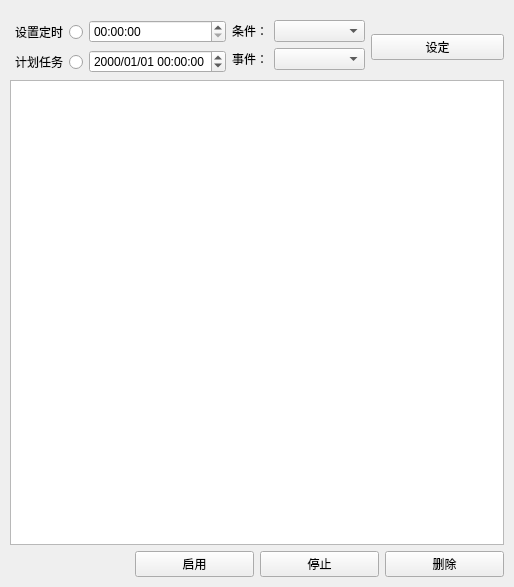
This is task/task.ui in muyulong/pi_gateway as Qt 5 draws it before an edit. The edited form follows.
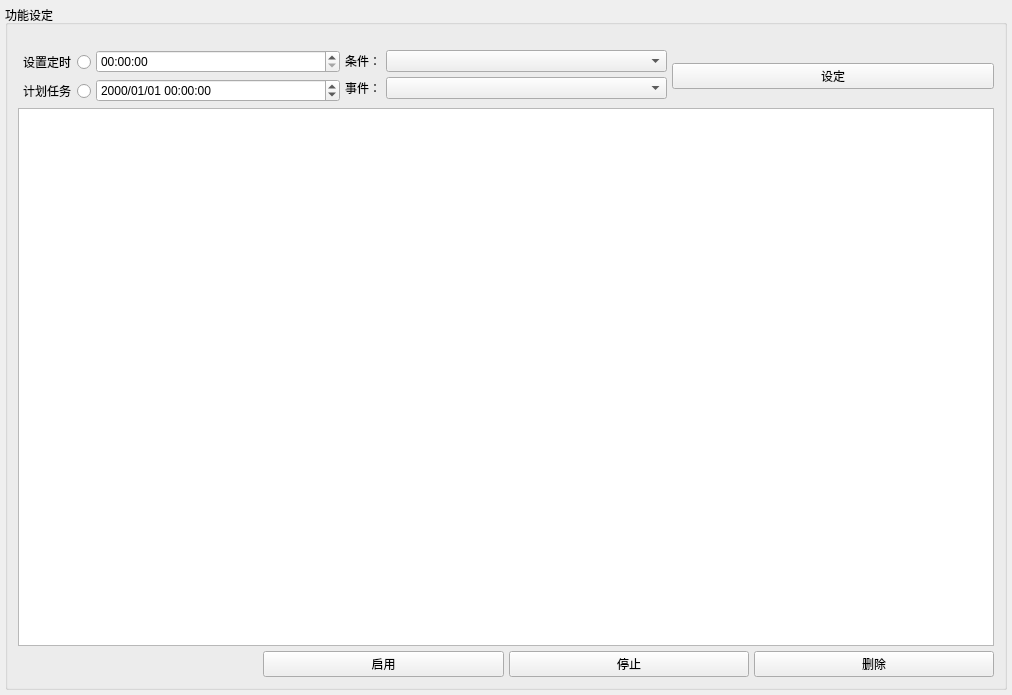
This is the edited form.

The edit to the form file:
```diff
--- a/task/task.ui
+++ b/task/task.ui
@@ -6,8 +6,8 @@
    <rect>
     <x>0</x>
     <y>0</y>
-    <width>514</width>
-    <height>587</height>
+    <width>1012</width>
+    <height>695</height>
    </rect>
   </property>
   <property name="windowTitle">
@@ -15,18 +15,39 @@
   </property>
   <layout class="QVBoxLayout" name="verticalLayout">
    <property name="leftMargin">
-    <number>10</number>
+    <number>5</number>
    </property>
    <property name="topMargin">
-    <number>20</number>
+    <number>5</number>
    </property>
    <property name="rightMargin">
-    <number>10</number>
+    <number>5</number>
    </property>
    <property name="bottomMargin">
-    <number>10</number>
+    <number>5</number>
    </property>
    <item>
+    <widget class="QGroupBox" name="groupBox_task">
+     <property name="title">
+      <string>功能设定</string>
+     </property>
+     <layout class="QGridLayout" name="gridLayout">
+      <property name="leftMargin">
+       <number>10</number>
+      </property>
+      <property name="topMargin">
+       <number>25</number>
+      </property>
+      <property name="rightMargin">
+       <number>10</number>
+      </property>
+      <property name="bottomMargin">
+       <number>10</number>
+      </property>
+      <property name="spacing">
+       <number>5</number>
+      </property>
+      <item row="0" column="0">
     <layout class="QHBoxLayout" name="horizontalLayout">
      <item>
       <layout class="QFormLayout" name="formLayout">
@@ -99,10 +120,10 @@
      </item>
     </layout>
    </item>
-   <item>
+      <item row="1" column="0">
     <widget class="QTableView" name="tableView_task"/>
    </item>
-   <item>
+      <item row="2" column="0">
     <layout class="QHBoxLayout" name="horizontalLayout_2">
      <item>
       <widget class="QLabel" name="label_currentSelect">
@@ -133,6 +154,9 @@
       </widget>
      </item>
     </layout>
+      </item>
+     </layout>
+    </widget>
    </item>
   </layout>
  </widget>
```
Left out of the diff: 2 changed lines with no effect on the pictures. Lines whose indentation alone changed are shown as unchanged.
